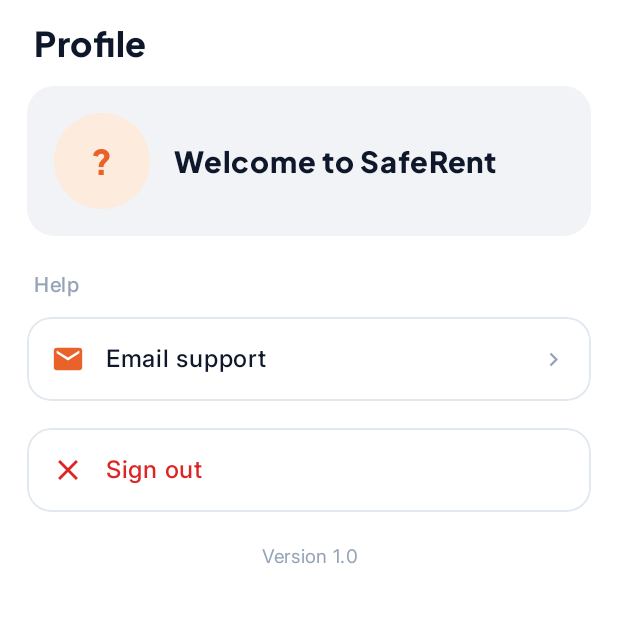
After one commit to saferent-technologies/saferent-android, an Android app built with Jetpack Compose: the composable AccountScreen called with empty values, on a phone screen of 412 x 824 dp, the top half of it. The commit adds this screen. Run offline under Robolectric (Android 15) with nearby library versions, the phone set to English and light mode, and no system bars; our stand-ins replace Dagger/Hilt's generated code; network calls fail.

Commit message:
feat(ui,documents,alerts): add AppBottomBar navigation, document repository, home alerts, and tenant lease views

```diff
--- /dev/null
+++ b/app/src/main/java/com/saferenttechnologies/android/presentation/account/AccountScreen.kt
@@ -0,0 +1,192 @@
+package com.saferenttechnologies.android.presentation.account
+
+import android.content.Intent
+import android.net.Uri
+import androidx.activity.compose.BackHandler
+import androidx.compose.foundation.background
+import androidx.compose.foundation.border
+import androidx.compose.foundation.clickable
+import androidx.compose.foundation.layout.Box
+import androidx.compose.foundation.layout.Column
+import androidx.compose.foundation.layout.Row
+import androidx.compose.foundation.layout.Spacer
+import androidx.compose.foundation.layout.fillMaxSize
+import androidx.compose.foundation.layout.fillMaxWidth
+import androidx.compose.foundation.layout.height
+import androidx.compose.foundation.layout.navigationBarsPadding
+import androidx.compose.foundation.layout.padding
+import androidx.compose.foundation.layout.size
+import androidx.compose.foundation.layout.statusBarsPadding
+import androidx.compose.foundation.layout.width
+import androidx.compose.foundation.rememberScrollState
+import androidx.compose.foundation.shape.CircleShape
+import androidx.compose.foundation.shape.RoundedCornerShape
+import androidx.compose.foundation.verticalScroll
+import androidx.compose.material3.AlertDialog
+import androidx.compose.material3.Icon
+import androidx.compose.material3.Text
+import androidx.compose.material3.TextButton
+import androidx.compose.runtime.Composable
+import androidx.compose.ui.Alignment
+import androidx.compose.ui.Modifier
+import androidx.compose.ui.draw.clip
+import androidx.compose.ui.draw.rotate
+import androidx.compose.ui.platform.LocalContext
+import androidx.compose.ui.res.painterResource
+import androidx.compose.ui.res.stringResource
+import androidx.compose.ui.semantics.Role
+import androidx.compose.ui.text.font.FontWeight
+import com.saferenttechnologies.android.BuildConfig
+import com.saferenttechnologies.android.R
+import com.saferenttechnologies.android.core.ui.sdp
+import com.saferenttechnologies.android.core.ui.ssp
+import com.saferenttechnologies.android.domain.model.AccountUser
+import com.saferenttechnologies.android.domain.model.UserRole
+import com.saferenttechnologies.android.presentation.auth.AuthColors
+import com.saferenttechnologies.android.presentation.manage.tryStart
+import com.saferenttechnologies.android.presentation.property.Chip
+import com.saferenttechnologies.android.ui.theme.Inter
+import com.saferenttechnologies.android.ui.theme.PlusJakartaSans
+
+/** One row in a menu card. */
+data class AccountLink(val icon: Int, val title: String, val onClick: () -> Unit, val danger: Boolean = false)
+
+/** Profile tab (landlord + tenant). Shortcuts are passed in by the host so each role gets its own. */
+@Composable
+fun AccountScreen(
+    state: AccountState,
+    user: AccountUser?,
+    activeRole: UserRole?,
+    signingOut: Boolean,
+    onIntent: (AccountIntent) -> Unit,
+    onSwitchRole: (UserRole) -> Unit,
+    onSignOut: () -> Unit,
+    shortcuts: List<AccountLink>,
+) {
+    BackHandler { onIntent(AccountIntent.Close) }
+    val context = LocalContext.current
+    fun open(uri: String) = context.tryStart(Intent(Intent.ACTION_VIEW, Uri.parse(uri)))
+    Column(Modifier.fillMaxSize().background(AuthColors.Background).statusBarsPadding().navigationBarsPadding()) {
+        Text(
+            stringResource(R.string.tab_profile),
+            color = AuthColors.Ink,
+            fontFamily = PlusJakartaSans,
+            fontWeight = FontWeight.ExtraBold,
+            fontSize = 20.ssp,
+            modifier = Modifier.padding(horizontal = 20.sdp, vertical = 12.sdp),
+        )
+        Column(Modifier.fillMaxSize().verticalScroll(rememberScrollState()).padding(horizontal = 16.sdp)) {
+            // Who I am
+            Row(
+                Modifier.fillMaxWidth().clip(RoundedCornerShape(16.sdp)).background(AuthColors.Surface).padding(16.sdp),
+                verticalAlignment = Alignment.CenterVertically,
+            ) {
+                Box(Modifier.size(56.sdp).clip(CircleShape).background(AuthColors.OrangeSoft), contentAlignment = Alignment.Center) {
+                    Text(initials(user?.fullName.orEmpty()), color = AuthColors.OrangeText, fontFamily = PlusJakartaSans, fontWeight = FontWeight.ExtraBold, fontSize = 20.ssp)
+                }
+                Spacer(Modifier.width(14.sdp))
+                Column(Modifier.weight(1f)) {
+                    Text(user?.fullName?.ifBlank { null } ?: stringResource(R.string.greeting_welcome), color = AuthColors.Ink, fontFamily = PlusJakartaSans, fontWeight = FontWeight.ExtraBold, fontSize = 17.ssp)
+                    user?.phone?.takeIf { it.isNotBlank() }?.let { Text(it, color = AuthColors.Body, fontFamily = Inter, fontSize = 13.ssp) }
+                    user?.email?.takeIf { it.isNotBlank() }?.let { Text(it, color = AuthColors.Body, fontFamily = Inter, fontSize = 13.ssp) }
+                    val where = listOf(user?.city.orEmpty(), user?.state.orEmpty()).filter { it.isNotBlank() }.joinToString(", ")
+                    if (where.isNotBlank()) Text(where, color = AuthColors.Muted, fontFamily = Inter, fontSize = 12.ssp)
+                }
+            }
+
+            // Role (only for accounts with both)
+            val roles = user?.allRoles.orEmpty()
+            if (roles.size > 1) {
+                Heading(stringResource(R.string.account_using_as))
+                Row(horizontalArrangement = androidx.compose.foundation.layout.Arrangement.spacedBy(8.sdp)) {
+                    roles.forEach { r ->
+                        Chip(roleLabel(r), selected = r == activeRole, enabled = !signingOut, modifier = Modifier.weight(1f), maxLines = 1) { if (r != activeRole) onSwitchRole(r) }
+                    }
+                }
+            }
+
+            if (shortcuts.isNotEmpty()) {
+                Heading(stringResource(R.string.account_shortcuts))
+                Menu(shortcuts)
+            }
+
+            // Help
+            val s = state.support
+            val help = buildList {
+                if (s.phone.isNotBlank()) add(AccountLink(R.drawable.ic_call, stringResource(R.string.account_call_support), { open("tel:${s.phone}") }))
+                if (s.whatsapp.isNotBlank()) add(AccountLink(R.drawable.ic_chat, stringResource(R.string.account_whatsapp_support), { open("https://wa.me/${s.whatsapp.filter { it.isDigit() }}") }))
+                if (s.email.isNotBlank()) add(AccountLink(R.drawable.ic_mail, stringResource(R.string.account_email_support), { open("mailto:${s.email}") }))
+                if (s.helpCenterUrl.isNotBlank()) add(AccountLink(R.drawable.ic_help, stringResource(R.string.account_help_center), { open(s.helpCenterUrl) }))
+            }
+            if (help.isNotEmpty()) {
+                Heading(stringResource(R.string.account_help))
+                Menu(help)
+            }
+
+            val l = state.legal
+            val legal = buildList {
+                if (l.privacyPolicyUrl.isNotBlank()) add(AccountLink(R.drawable.ic_shield_check, stringResource(R.string.account_privacy), { open(l.privacyPolicyUrl) }))
+                if (l.termsUrl.isNotBlank()) add(AccountLink(R.drawable.ic_document, stringResource(R.string.account_terms), { open(l.termsUrl) }))
+                if (l.refundPolicyUrl.isNotBlank()) add(AccountLink(R.drawable.ic_document, stringResource(R.string.account_refund), { open(l.refundPolicyUrl) }))
+            }
+            if (legal.isNotEmpty()) {
+                Heading(stringResource(R.string.account_legal))
+                Menu(legal)
+            }
+
+            Spacer(Modifier.height(16.sdp))
+            Menu(listOf(AccountLink(R.drawable.ic_close, stringResource(if (signingOut) R.string.account_signing_out else R.string.account_sign_out), { if (!signingOut) onIntent(AccountIntent.AskSignOut(true)) }, danger = true)))
+            Text(
+                stringResource(R.string.account_version, BuildConfig.VERSION_NAME),
+                color = AuthColors.Muted,
+                fontFamily = Inter,
+                fontSize = 11.ssp,
+                modifier = Modifier.fillMaxWidth().padding(vertical = 16.sdp),
+                textAlign = androidx.compose.ui.text.style.TextAlign.Center,
+            )
+        }
+    }
+    if (state.confirmSignOut) {
+        AlertDialog(
+            onDismissRequest = { onIntent(AccountIntent.AskSignOut(false)) },
+            title = { Text(stringResource(R.string.account_sign_out_title), fontFamily = PlusJakartaSans, fontWeight = FontWeight.Bold) },
+            confirmButton = {
+                TextButton(onClick = {
+                    onIntent(AccountIntent.AskSignOut(false))
+                    onSignOut()
+                }) { Text(stringResource(R.string.account_sign_out), color = AuthColors.Error, fontWeight = FontWeight.SemiBold) }
+            },
+            dismissButton = { TextButton(onClick = { onIntent(AccountIntent.AskSignOut(false)) }) { Text(stringResource(android.R.string.cancel), color = AuthColors.Body) } },
+            containerColor = AuthColors.Card,
+        )
+    }
+}
+
+private fun initials(name: String): String =
+    name.trim().split(Regex("\\s+")).filter { it.isNotBlank() }.take(2).joinToString("") { it.first().uppercase() }.ifBlank { "?" }
+
+@Composable
+private fun roleLabel(r: UserRole) = stringResource(if (r == UserRole.TENANT) R.string.account_role_tenant else R.string.account_role_landlord)
+
+@Composable
+private fun Heading(text: String) {
+    Text(text, color = AuthColors.Muted, fontFamily = Inter, fontWeight = FontWeight.SemiBold, fontSize = 12.ssp, modifier = Modifier.padding(start = 4.sdp, top = 18.sdp, bottom = 8.sdp))
+}
+
+@Composable
+private fun Menu(items: List<AccountLink>) {
+    Column(Modifier.fillMaxWidth().clip(RoundedCornerShape(14.sdp)).background(AuthColors.Card).border(1.sdp, AuthColors.Border, RoundedCornerShape(14.sdp))) {
+        items.forEachIndexed { i, item ->
+            Row(
+                Modifier.fillMaxWidth().clickable(role = Role.Button, onClick = item.onClick).padding(horizontal = 14.sdp, vertical = 14.sdp),
+                verticalAlignment = Alignment.CenterVertically,
+            ) {
+                Icon(painterResource(item.icon), null, tint = if (item.danger) AuthColors.Error else AuthColors.OrangeText, modifier = Modifier.size(20.sdp))
+                Spacer(Modifier.width(12.sdp))
+                Text(item.title, color = if (item.danger) AuthColors.Error else AuthColors.Ink, fontFamily = Inter, fontWeight = FontWeight.Medium, fontSize = 14.ssp, modifier = Modifier.weight(1f))
+                if (!item.danger) Icon(painterResource(R.drawable.ic_chevron_left), null, tint = AuthColors.Muted, modifier = Modifier.size(16.sdp).rotate(180f))
+            }
+            if (i < items.lastIndex) Box(Modifier.fillMaxWidth().padding(start = 46.sdp).height(1.sdp).background(AuthColors.Border))
+        }
+    }
+}
--- a/app/src/main/res/values/strings.xml
+++ b/app/src/main/res/values/strings.xml
@@ -1146,4 +1146,24 @@
     <string name="tab_explore">Explore</string>
     <string name="tab_requests">Requests</string>
     <string name="tab_documents">Documents</string>
+    <string name="tab_profile">Profile</string>
+    <string name="account_using_as">Using SafeRent as</string>
+    <string name="account_role_tenant">Tenant</string>
+    <string name="account_role_landlord">Landlord</string>
+    <string name="account_shortcuts">Shortcuts</string>
+    <string name="account_help">Help</string>
+    <string name="account_call_support">Call support</string>
+    <string name="account_whatsapp_support">WhatsApp support</string>
+    <string name="account_email_support">Email support</string>
+    <string name="account_help_center">Help center</string>
+    <string name="account_legal">Legal</string>
+    <string name="account_privacy">Privacy policy</string>
+    <string name="account_terms">Terms of service</string>
+    <string name="account_refund">Refund policy</string>
+    <string name="account_sign_out">Sign out</string>
+    <string name="account_signing_out">Signing out…</string>
+    <string name="account_sign_out_title">Sign out of SafeRent?</string>
+    <string name="account_version">Version %1$s</string>
+    <string name="account_transactions">Transactions</string>
+    <string name="account_notifications">Notifications</string>
 </resources>
```
Also changed, not shown: app/src/main/java/com/saferenttechnologies/android/MainActivity.kt (+30 -0 lines), app/src/main/java/com/saferenttechnologies/android/presentation/account/AccountViewModel.kt (added, +53 -0 lines), app/src/main/java/com/saferenttechnologies/android/presentation/common/AppBottomBar.kt (+7 -3 lines), app/src/main/java/com/saferenttechnologies/android/presentation/home/HomeScreen.kt (+2 -12 lines), app/src/main/res/drawable/ic_person.xml (added, +11 -0 lines), 2 other files.
